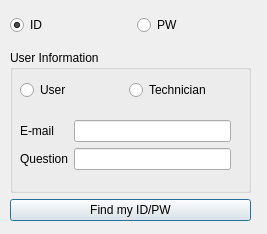
First picture: the form in FiveOfRuler/ForgotIdPwDialog.ui, repository simneol/JuDeP, before the edit.
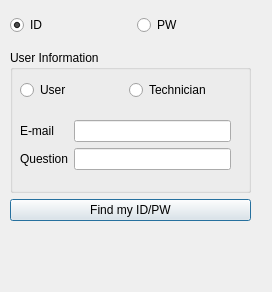
Second picture: the form after the edit.

The edit to the form file:
```diff
--- a/FiveOfRuler/ForgotIdPwDialog.ui
+++ b/FiveOfRuler/ForgotIdPwDialog.ui
@@ -6,8 +6,8 @@
    <rect>
     <x>0</x>
     <y>0</y>
-    <width>267</width>
-    <height>234</height>
+    <width>272</width>
+    <height>292</height>
    </rect>
   </property>
   <property name="sizePolicy">
@@ -66,7 +66,7 @@
          <x>10</x>
          <y>70</y>
          <width>211</width>
-         <height>58</height>
+         <height>61</height>
         </rect>
        </property>
        <layout class="QFormLayout" name="formLayout">
```
